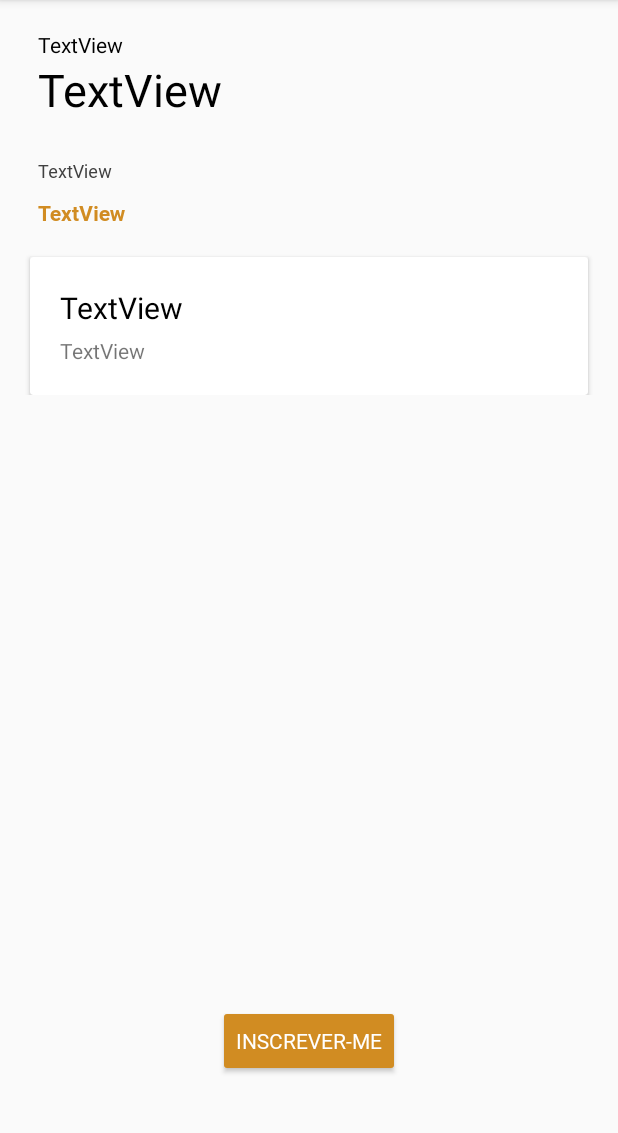
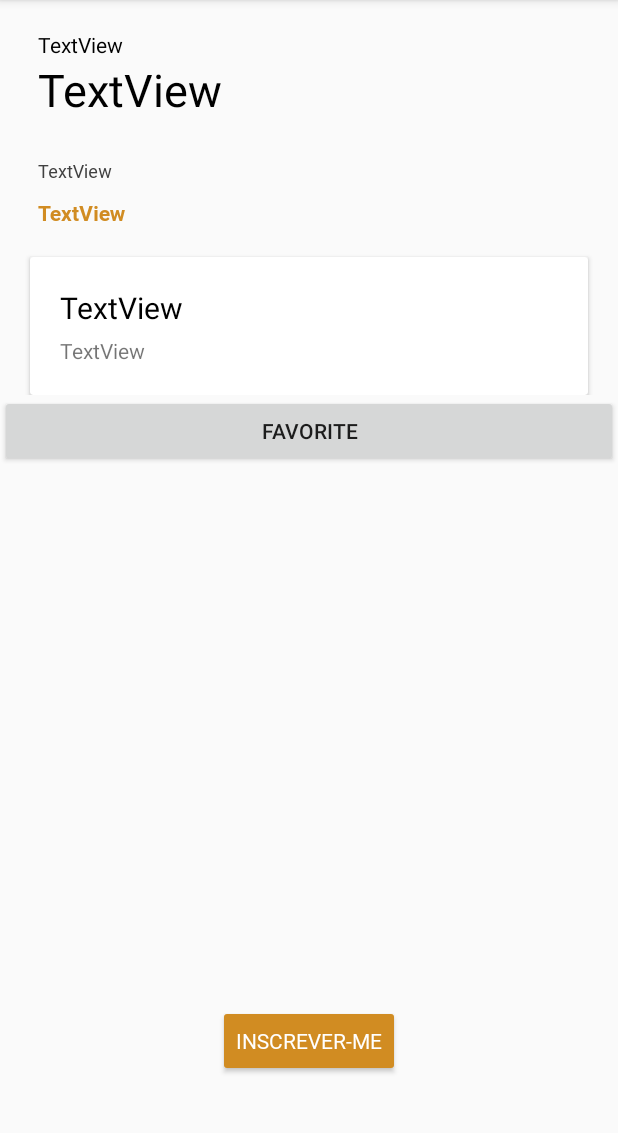
Before and after one commit to DevMobUFRJ/AppEventos, an Android app: the DetalhesAtividade screen opened directly, with no data from a screen before it, on a phone screen of 412 x 824 dp, the part 84-1217 px from its top. Run offline under Robolectric (Android 15) with nearby library versions, the phone set to English and light mode, and no system bars; our stand-ins replace Firebase (no records; nobody signed in at launch, a user with empty details on screens opened directly); 11 statements that could not run were skipped.

Commit message:
Função de favorito/Notificação quando há mudança numa atividade favoritada

```diff
--- a/app/src/main/java/devmob/semanasacademicas/Atividade.kt
+++ b/app/src/main/java/devmob/semanasacademicas/Atividade.kt
@@ -14,5 +14,6 @@ data class Atividade (
     var fim: Timestamp = Timestamp.now(),
     var apresentador: String = "Apresentador não informado",
     var local: String = "Local não informado",
-    var link: String = "https://fb.com/SemanaDaComputacaoUFRJ"
+    var link: String = "https://fb.com/SemanaDaComputacaoUFRJ",
+    var weekId: String = ""
 ): Parcelable
--- a/app/src/main/java/devmob/semanasacademicas/AtividadesActivity.kt
+++ b/app/src/main/java/devmob/semanasacademicas/AtividadesActivity.kt
@@ -90,6 +90,7 @@ class AtividadesActivity : AppCompatActivity() {
 
                 val temp = change.document.toObject(Atividade::class.java)
                 temp.id = change.document.id
+                temp.weekId = evento.id
 
                 when(change.type){
                     DocumentChange.Type.ADDED -> {
--- a/app/src/main/res/layout/activity_detalhes_atividade.xml
+++ b/app/src/main/res/layout/activity_detalhes_atividade.xml
@@ -6,7 +6,8 @@
     <LinearLayout
             android:layout_width="match_parent"
             android:layout_height="wrap_content"
-            android:orientation="vertical">
+            android:orientation="vertical"
+            android:id="@+id/detalhesAtividade">
         <TextView
                 android:text="TextView"
                 android:layout_width="wrap_content"
@@ -51,7 +52,10 @@
                 android:layout_marginEnd="20dp"
                 android:layout_marginStart="20dp">
 
-            <RelativeLayout android:layout_width="match_parent" android:layout_height="wrap_content">
+            <RelativeLayout
+                    android:layout_width="match_parent"
+                    android:layout_height="wrap_content"
+            >
 
                 <TextView
                         android:text="TextView"
@@ -92,6 +96,14 @@
             android:backgroundTint="@color/colorSecondary"
             android:textColor="@color/white"
             android:text="INSCREVER-ME"/>
+    <Button
+            android:text="Favorite"
+            android:layout_width="wrap_content"
+            android:layout_height="wrap_content"
+            android:id="@+id/favoriteThis"
+            android:layout_below="@+id/detalhesAtividade"
+            android:layout_alignParentStart="true"
+            android:layout_alignParentEnd="true"/>
 
 
 </RelativeLayout>
```
Also changed, not shown: app/src/main/java/devmob/semanasacademicas/DetalhesAtividade.kt (+68 -6 lines), 4 other files.
